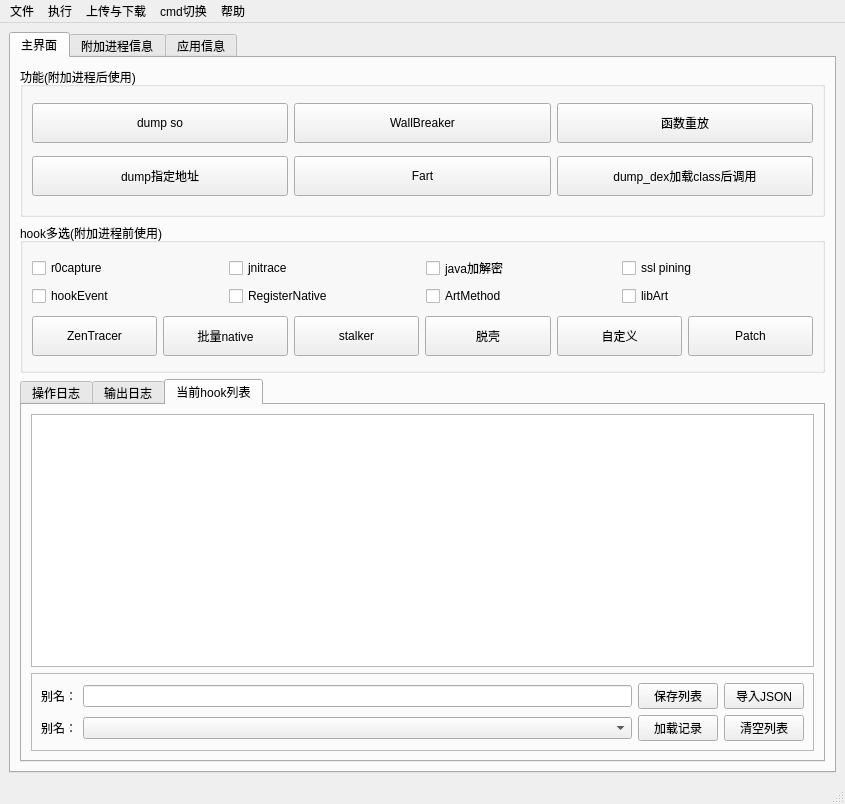
dqzg12300/fridaUiTools, file ui/kmain.ui: the form before one commit.
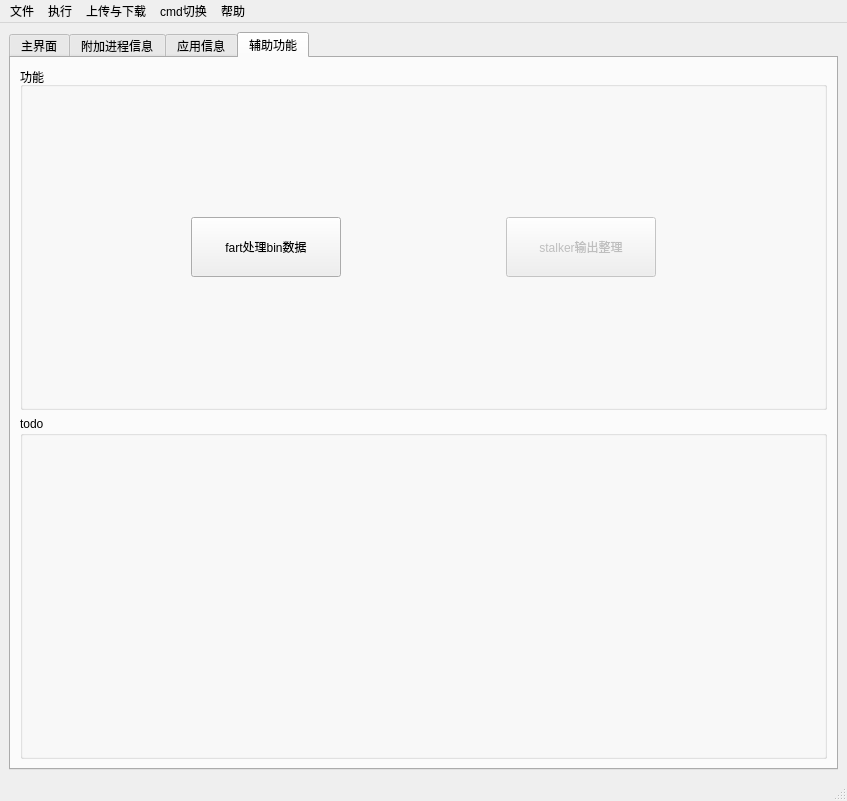
The form after the commit. The open tabs and pages were chosen to show the change.

Commit message: 增加模拟器的启动frida-server支持，增加下载当前apk功能，增加fart.py的修复.bin文件的功能

```diff
--- a/ui/kmain.ui
+++ b/ui/kmain.ui
@@ -6,8 +6,8 @@
    <rect>
     <x>0</x>
     <y>0</y>
-    <width>845</width>
-    <height>804</height>
+    <width>847</width>
+    <height>801</height>
    </rect>
   </property>
   <property name="windowTitle">
@@ -676,6 +676,58 @@
         </layout>
        </widget>
       </widget>
+      <widget class="QWidget" name="tab_7">
+       <attribute name="title">
+        <string>辅助功能</string>
+       </attribute>
+       <layout class="QGridLayout" name="gridLayout_19">
+        <item row="0" column="0">
+         <widget class="QGroupBox" name="groupBox_9">
+          <property name="title">
+           <string>功能</string>
+          </property>
+          <layout class="QGridLayout" name="gridLayout_15">
+           <item row="0" column="0">
+            <widget class="QPushButton" name="btnFartOpBin">
+             <property name="maximumSize">
+              <size>
+               <width>150</width>
+               <height>60</height>
+              </size>
+             </property>
+             <property name="text">
+              <string>fart处理bin数据</string>
+             </property>
+            </widget>
+           </item>
+           <item row="0" column="1">
+            <widget class="QPushButton" name="btnOpStalkerLog">
+             <property name="enabled">
+              <bool>false</bool>
+             </property>
+             <property name="maximumSize">
+              <size>
+               <width>150</width>
+               <height>60</height>
+              </size>
+             </property>
+             <property name="text">
+              <string>stalker输出整理</string>
+             </property>
+            </widget>
+           </item>
+          </layout>
+         </widget>
+        </item>
+        <item row="1" column="0">
+         <widget class="QGroupBox" name="groupBox_10">
+          <property name="title">
+           <string>todo</string>
+          </property>
+         </widget>
+        </item>
+       </layout>
+      </widget>
      </widget>
     </item>
    </layout>
@@ -685,7 +737,7 @@
     <rect>
      <x>0</x>
      <y>0</y>
-     <width>845</width>
+     <width>847</width>
      <height>26</height>
     </rect>
    </property>
```
Left out of the diff: 32 changed lines with no effect on the pictures. The commit also changes 21 other files.
